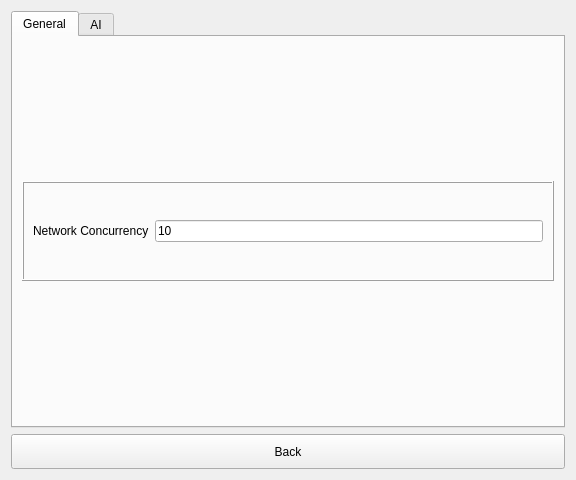
This is src/Preferences.ui in ic005k/Knot as Qt 5 draws it before an edit. The edited form follows.
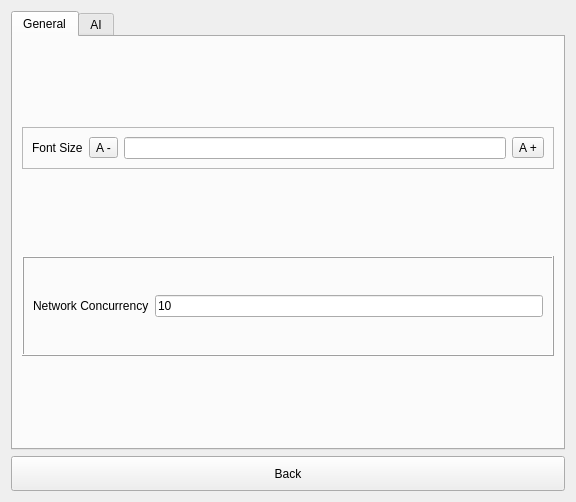
This is the edited form. The open tabs and pages were chosen to show the change.

Commit message: Add font size selection on desktop.

```diff
--- a/src/Preferences.ui
+++ b/src/Preferences.ui
@@ -7,7 +7,7 @@
     <x>0</x>
     <y>0</y>
     <width>576</width>
-    <height>480</height>
+    <height>502</height>
    </rect>
   </property>
   <property name="windowTitle">
@@ -24,6 +24,56 @@
        <string>General</string>
       </attribute>
       <layout class="QVBoxLayout" name="verticalLayout_6">
+       <item>
+        <widget class="QFrame" name="f_Font">
+         <property name="sizePolicy">
+          <sizepolicy hsizetype="Preferred" vsizetype="Fixed">
+           <horstretch>0</horstretch>
+           <verstretch>0</verstretch>
+          </sizepolicy>
+         </property>
+         <property name="frameShape">
+          <enum>QFrame::Shape::StyledPanel</enum>
+         </property>
+         <property name="frameShadow">
+          <enum>QFrame::Shadow::Raised</enum>
+         </property>
+         <layout class="QVBoxLayout" name="verticalLayout">
+          <item>
+           <layout class="QHBoxLayout" name="horizontalLayout_2">
+            <item>
+             <widget class="QLabel" name="lblFontSize">
+              <property name="text">
+               <string>Font Size</string>
+              </property>
+             </widget>
+            </item>
+            <item>
+             <widget class="QToolButton" name="btnDecrease">
+              <property name="text">
+               <string>A -</string>
+              </property>
+             </widget>
+            </item>
+            <item>
+             <widget class="QLineEdit" name="editFontSize">
+              <property name="readOnly">
+               <bool>true</bool>
+              </property>
+             </widget>
+            </item>
+            <item>
+             <widget class="QToolButton" name="btnIncrease">
+              <property name="text">
+               <string>A +</string>
+              </property>
+             </widget>
+            </item>
+           </layout>
+          </item>
+         </layout>
+        </widget>
+       </item>
        <item>
         <widget class="QFrame" name="f_General">
          <property name="sizePolicy">
```
Left out of the diff: 2 changed lines with no effect on the pictures. The commit also changes 10 other files.
